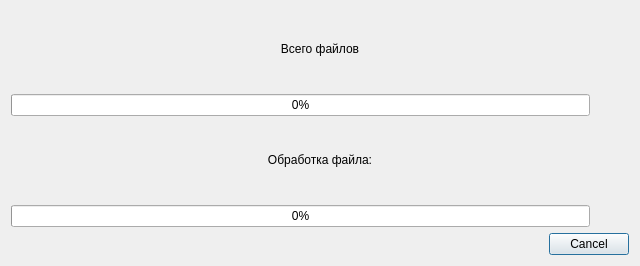
Before: the Qt Designer form pbdialog.ui in Vladimir-N-sk/AudioVolumeNormal, drawn with Qt 5.
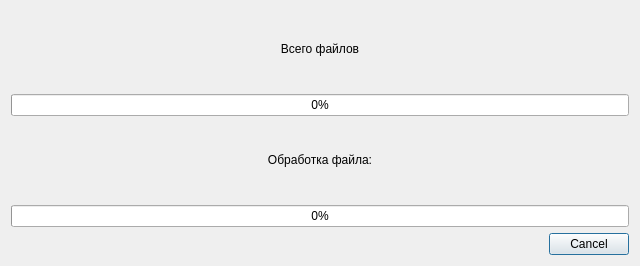
After: the same form once the commit is applied.

Commit message: убрал длинные имена файлов

Diff of the .ui file:
```diff
--- a/pbdialog.ui
+++ b/pbdialog.ui
@@ -31,7 +31,7 @@
     <widget class="QProgressBar" name="pBarAll">
      <property name="maximumSize">
       <size>
-       <width>579</width>
+       <width>12000</width>
        <height>16777215</height>
       </size>
      </property>
@@ -57,7 +57,7 @@
     <widget class="QProgressBar" name="pBarAudio">
      <property name="maximumSize">
       <size>
-       <width>579</width>
+       <width>12000</width>
        <height>16777215</height>
       </size>
      </property>
```
The commit also changes 1 other file.
